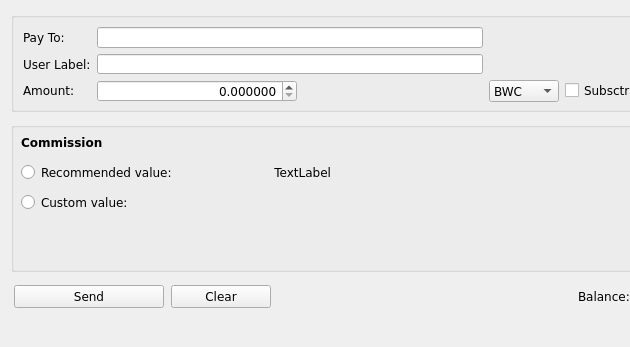
This is client/gui/mainwindow.ui in TemplateName56/Blockchain_Wallet as Qt 5 draws it before an edit; both pictures show x 0 to 630 and y 0 to 347 of the 800 by 600 pixel window. The edited form follows.
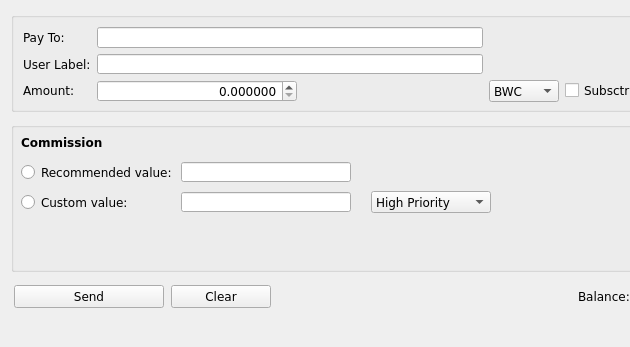
This is the edited form. The open tabs and pages were chosen to show the change.

Diff of the .ui file:
```diff
--- a/client/gui/mainwindow.ui
+++ b/client/gui/mainwindow.ui
@@ -884,7 +884,7 @@
         <rect>
          <x>10</x>
          <y>70</y>
-         <width>150</width>
+         <width>120</width>
          <height>20</height>
         </rect>
        </property>
@@ -896,7 +896,7 @@
        </property>
        <property name="minimumSize">
         <size>
-         <width>150</width>
+         <width>120</width>
          <height>20</height>
         </size>
        </property>
@@ -904,21 +904,80 @@
         <string>Custom value:</string>
        </property>
       </widget>
-      <widget class="QLabel" name="recomValueLabel">
+      <widget class="QLineEdit" name="recomValueLE">
        <property name="geometry">
         <rect>
          <x>170</x>
          <y>40</y>
-         <width>150</width>
+         <width>170</width>
          <height>20</height>
         </rect>
        </property>
-       <property name="text">
-        <string>TextLabel</string>
+       <property name="minimumSize">
+        <size>
+         <width>170</width>
+         <height>20</height>
+        </size>
        </property>
        <property name="alignment">
         <set>Qt::AlignRight|Qt::AlignTrailing|Qt::AlignVCenter</set>
        </property>
+       <property name="readOnly">
+        <bool>true</bool>
+       </property>
+      </widget>
+      <widget class="QLineEdit" name="customValueLE">
+       <property name="geometry">
+        <rect>
+         <x>170</x>
+         <y>70</y>
+         <width>170</width>
+         <height>20</height>
+        </rect>
+       </property>
+       <property name="minimumSize">
+        <size>
+         <width>170</width>
+         <height>20</height>
+        </size>
+       </property>
+       <property name="alignment">
+        <set>Qt::AlignRight|Qt::AlignTrailing|Qt::AlignVCenter</set>
+       </property>
+       <property name="readOnly">
+        <bool>true</bool>
+       </property>
+      </widget>
+      <widget class="QComboBox" name="priorityComboBox">
+       <property name="geometry">
+        <rect>
+         <x>360</x>
+         <y>69</y>
+         <width>120</width>
+         <height>22</height>
+        </rect>
+       </property>
+       <property name="minimumSize">
+        <size>
+         <width>120</width>
+         <height>22</height>
+        </size>
+       </property>
+       <item>
+        <property name="text">
+         <string>High Priority</string>
+        </property>
+       </item>
+       <item>
+        <property name="text">
+         <string>Medium Priority</string>
+        </property>
+       </item>
+       <item>
+        <property name="text">
+         <string>Low Priority</string>
+        </property>
+       </item>
       </widget>
      </widget>
      <widget class="QGroupBox" name="sendBox">
```
Left out of the diff: 2 changed lines with no effect on the pictures.
